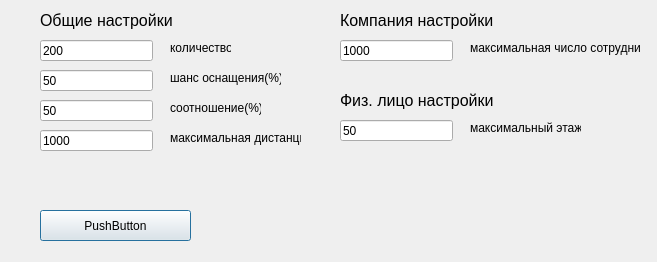
Tsukun/Programminglab, file kursach/InternetProvider/modelwindow.ui: the form before one commit.
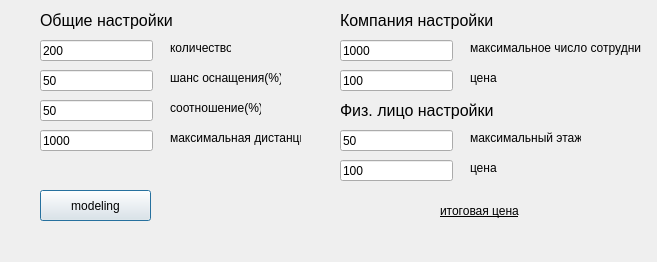
The form after the commit.

Diff of the .ui file:
```diff
--- a/kursach/InternetProvider/modelwindow.ui
+++ b/kursach/InternetProvider/modelwindow.ui
@@ -10,6 +10,18 @@
     <height>262</height>
    </rect>
   </property>
+  <property name="minimumSize">
+   <size>
+    <width>657</width>
+    <height>262</height>
+   </size>
+  </property>
+  <property name="maximumSize">
+   <size>
+    <width>657</width>
+    <height>262</height>
+   </size>
+  </property>
   <property name="windowTitle">
    <string>Dialog</string>
   </property>
@@ -95,13 +107,18 @@
    <property name="geometry">
     <rect>
      <x>40</x>
-     <y>210</y>
-     <width>151</width>
+     <y>190</y>
+     <width>111</width>
      <height>31</height>
     </rect>
    </property>
+   <property name="font">
+    <font>
+     <underline>false</underline>
+    </font>
+   </property>
    <property name="text">
-    <string>PushButton</string>
+    <string>modeling</string>
    </property>
   </widget>
   <widget class="QLineEdit" name="maxDistance">
@@ -153,7 +170,7 @@
     </rect>
    </property>
    <property name="text">
-    <string>максимальная число сотрудников</string>
+    <string>максимальное число сотрудников</string>
    </property>
   </widget>
   <widget class="QLabel" name="label_6">
@@ -196,7 +213,7 @@
    <property name="geometry">
     <rect>
      <x>470</x>
-     <y>120</y>
+     <y>130</y>
      <width>111</width>
      <height>16</height>
     </rect>
@@ -209,7 +226,7 @@
    <property name="geometry">
     <rect>
      <x>340</x>
-     <y>120</y>
+     <y>130</y>
      <width>113</width>
      <height>21</height>
     </rect>
@@ -222,7 +239,7 @@
    <property name="geometry">
     <rect>
      <x>340</x>
-     <y>90</y>
+     <y>100</y>
      <width>161</width>
      <height>21</height>
     </rect>
@@ -236,6 +253,89 @@
     <string>Физ. лицо настройки</string>
    </property>
   </widget>
+  <widget class="QLineEdit" name="coeffpricecomp">
+   <property name="geometry">
+    <rect>
+     <x>340</x>
+     <y>70</y>
+     <width>113</width>
+     <height>21</height>
+    </rect>
+   </property>
+   <property name="text">
+    <string>100</string>
+   </property>
+  </widget>
+  <widget class="QLabel" name="label_10">
+   <property name="geometry">
+    <rect>
+     <x>470</x>
+     <y>70</y>
+     <width>171</width>
+     <height>16</height>
+    </rect>
+   </property>
+   <property name="text">
+    <string>цена </string>
+   </property>
+  </widget>
+  <widget class="QLabel" name="label_11">
+   <property name="geometry">
+    <rect>
+     <x>470</x>
+     <y>160</y>
+     <width>171</width>
+     <height>16</height>
+    </rect>
+   </property>
+   <property name="text">
+    <string>цена </string>
+   </property>
+  </widget>
+  <widget class="QLineEdit" name="coeffpriceindiv">
+   <property name="geometry">
+    <rect>
+     <x>340</x>
+     <y>160</y>
+     <width>113</width>
+     <height>21</height>
+    </rect>
+   </property>
+   <property name="text">
+    <string>100</string>
+   </property>
+  </widget>
+  <widget class="QLabel" name="finalprice">
+   <property name="geometry">
+    <rect>
+     <x>530</x>
+     <y>200</y>
+     <width>111</width>
+     <height>21</height>
+    </rect>
+   </property>
+   <property name="text">
+    <string/>
+   </property>
+  </widget>
+  <widget class="QLabel" name="label_12">
+   <property name="geometry">
+    <rect>
+     <x>440</x>
+     <y>200</y>
+     <width>81</width>
+     <height>21</height>
+    </rect>
+   </property>
+   <property name="font">
+    <font>
+     <underline>true</underline>
+    </font>
+   </property>
+   <property name="text">
+    <string>итоговая цена</string>
+   </property>
+  </widget>
  </widget>
  <resources/>
  <connections/>
```
